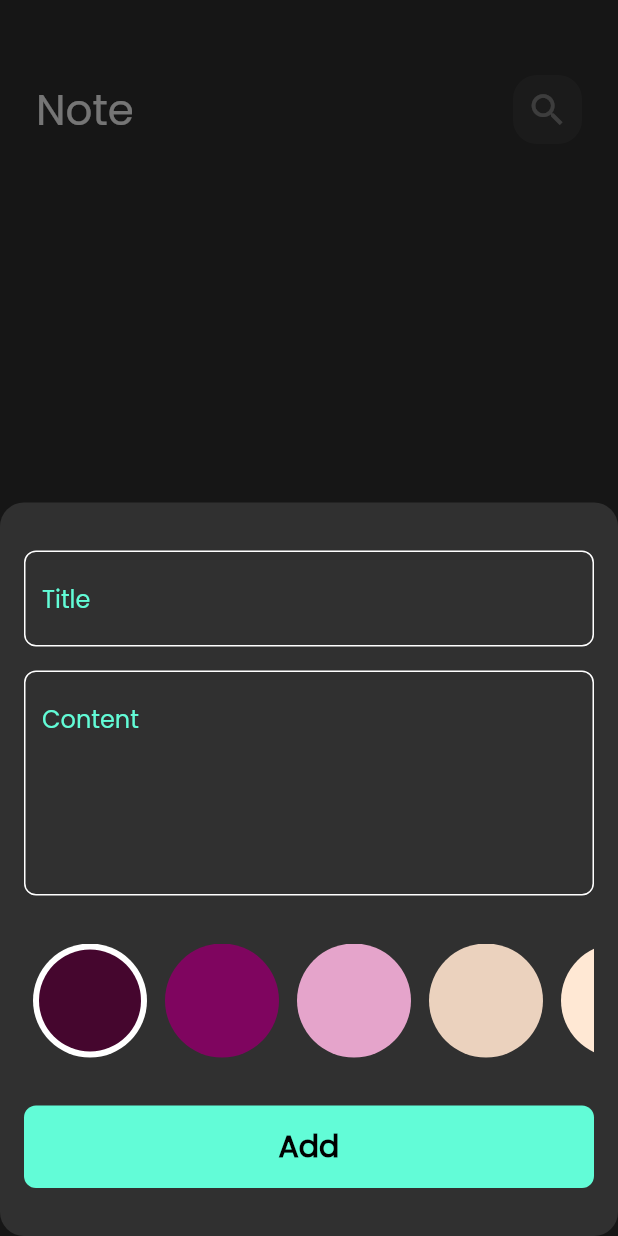
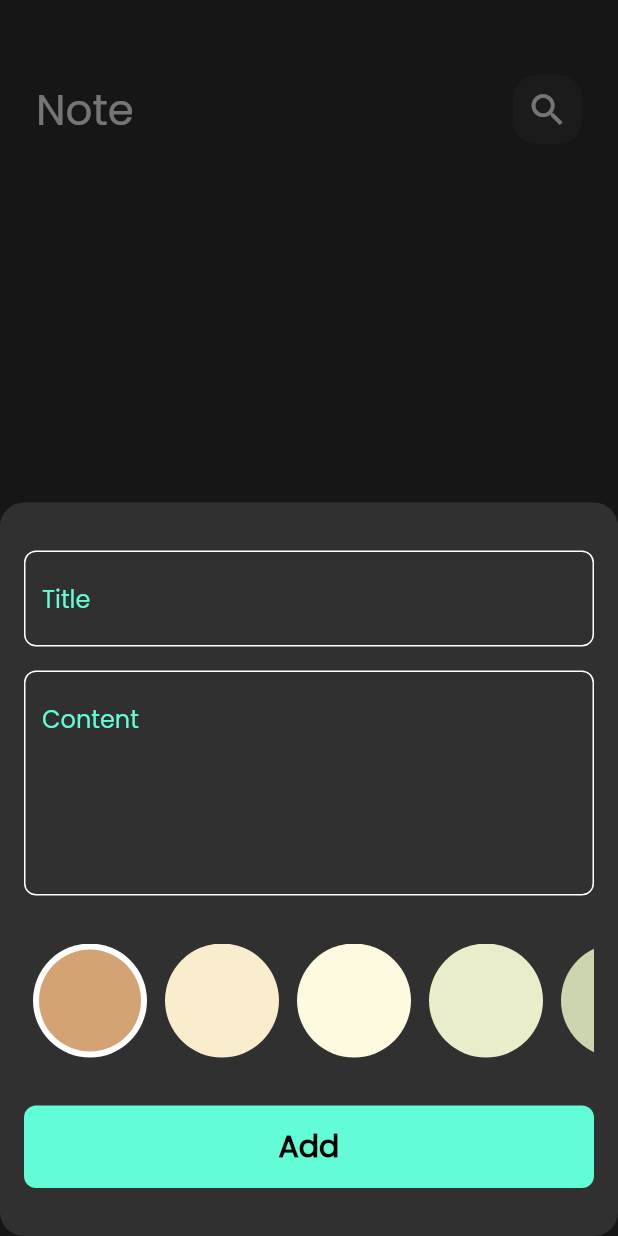
Before and after one commit to MohammedNAbdelsamea/Notes_app, a Flutter app: the screen it shows after launch, after a tap on an icon or button, on a phone screen of 412 x 824 dp. Run offline on Flutter 3.47's test engine with Material 2 defaults, Android fonts, the phone set to English and light mode, and no system bars; our stand-ins replace flutter_bloc, font_awesome_flutter, hive, hive_flutter; accounts and stored records are empty.

Commit message:
search notes done

```diff
--- a/lib/cubits/add_note_cubit/add_note_cubit.dart
+++ b/lib/cubits/add_note_cubit/add_note_cubit.dart
@@ -10,7 +10,7 @@ import 'package:notes_th/models/note_model.dart';
 class AddNoteCubit extends Cubit<AddNoteState> {
 
   AddNoteCubit() :super(AddNoteInitial());
-  Color? color=const Color(0xff45062E);
+  Color? color=const Color(0xffd4a373);
 
   addNote(NoteModel note)async{
 
--- a/lib/cubits/notes_cubit/notes_state.dart
+++ b/lib/cubits/notes_cubit/notes_state.dart
@@ -9,3 +9,8 @@ class NotesLoading extends NotesState{}
 class NotesSuccess extends NotesState{
 
 }
+class NotesError extends NotesState{
+  final String errMessage;
+
+  NotesError(this.errMessage);
+}
--- a/lib/views/widgets/custom_notes_item.dart
+++ b/lib/views/widgets/custom_notes_item.dart
@@ -47,6 +47,7 @@ final NoteModel note;
               trailing: IconButton(
                 onPressed: (){
                    note.delete();
+
                    BlocProvider.of<NotesCubit>(context).fetchAllNotes();
                 },
                 icon: Icon(FontAwesomeIcons.trash,
--- a/lib/views/widgets/custom_text_field.dart
+++ b/lib/views/widgets/custom_text_field.dart
@@ -3,14 +3,17 @@ import 'package:flutter/material.dart';
 import 'package:notes_th/constants.dart';
 
 class CustomTextField extends StatelessWidget {
-  const CustomTextField({super.key,required this.hint,this.maxLines=1, this.onSaved, this.onChanged});
+   const CustomTextField({super.key,required this.hint,this.maxLines=1, this.onSaved, this.onChanged,this.controller});
 final String hint;
 final int maxLines;
  final void Function (String?)?onSaved;
  final void Function (String?)?onChanged;
+
+  final TextEditingController? controller;
   @override
   Widget build(BuildContext context) {
     return TextFormField(
+      controller: controller,
       onChanged: onChanged,
       onSaved: onSaved,
       maxLines: maxLines,
--- a/lib/views/widgets/edit_note_color_list_view.dart
+++ b/lib/views/widgets/edit_note_color_list_view.dart
@@ -19,6 +19,7 @@ class _EditNoteColorsListView extends State<EditNoteColorsListView> {
   @override
   void initState(){
     curIdx=kColors.indexOf(Color(widget.note.color));
+
     super.initState();
 
 
--- a/lib/views/widgets/notes_view_body.dart
+++ b/lib/views/widgets/notes_view_body.dart
@@ -4,6 +4,7 @@ import 'package:flutter_bloc/flutter_bloc.dart';
 import 'package:notes_th/cubits/notes_cubit/notes_cubit.dart';
 
 import 'package:notes_th/views/widgets/notes_list_view.dart';
+import 'package:notes_th/views/search_note_view.dart';
 
 import 'custom_app_bar.dart';
 
@@ -29,7 +30,19 @@ class _NotesViewBodyState extends State<NotesViewBody> {
           const SizedBox(
             height: 50,
           ),
-          CustomAppBar(title: 'Note',icon: Icons.search,),
+          CustomAppBar(title: 'Note',
+
+            icon: Icons.search,
+            onPressed: (){
+              Navigator.push
+                (context,
+                MaterialPageRoute(builder: (context){
+                  return  SearchNoteView();
+                }),
+              );
+            },
+
+          ),
           // SizedBox(height: 20,),
           Expanded(child: NotesListView()),
         ],
```
Also changed, not shown: lib/constants.dart (+5 -5 lines), lib/cubits/notes_cubit/notes_cubit.dart (+16 -0 lines), lib/views/search_note_view.dart (added, +119 -0 lines).
